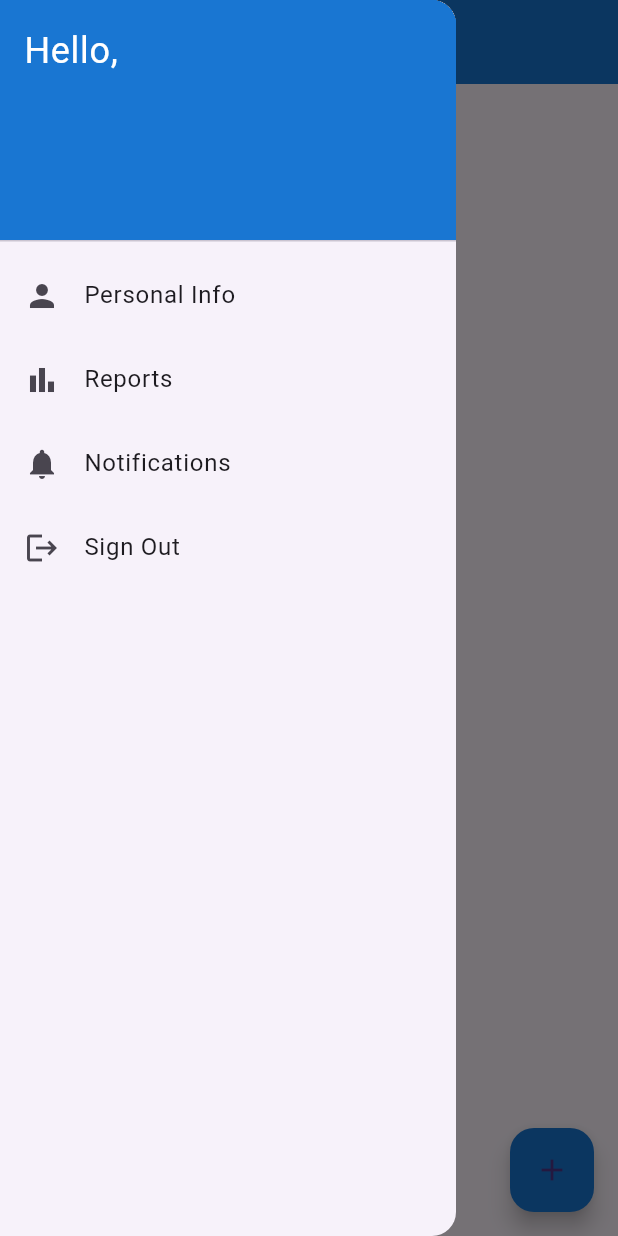
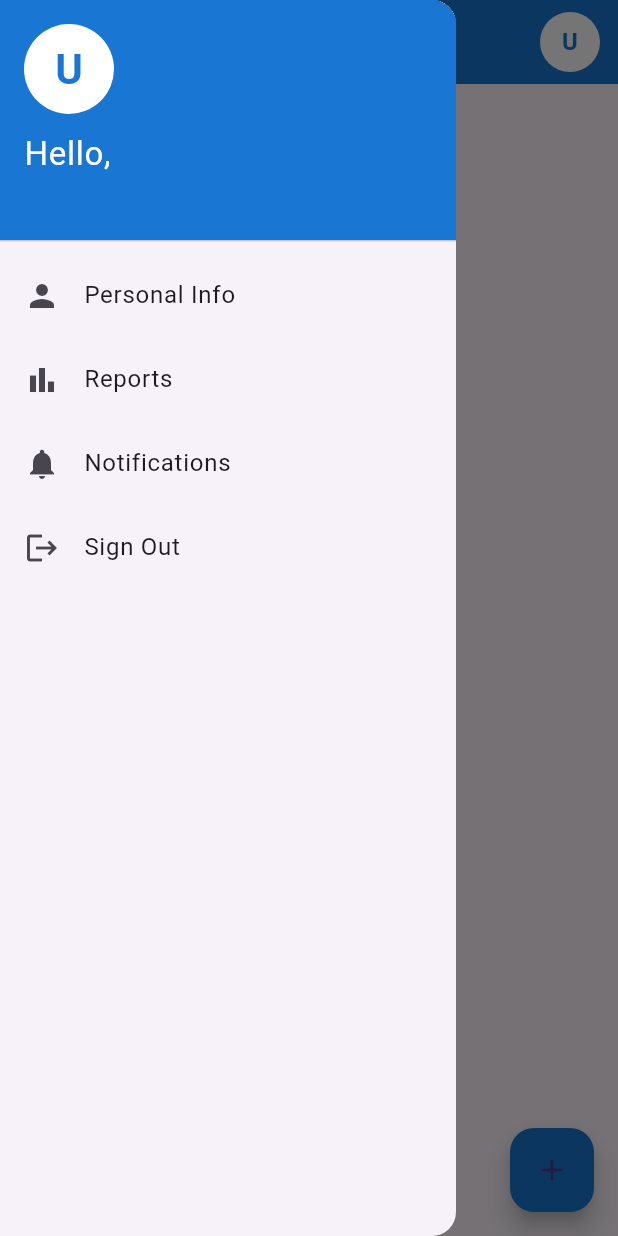
Before and after one commit to jassimhameed3-gif/habit_tracker, a Flutter app: the HabitTrackerScreen screen opened directly with empty values, with the side drawer open, on a phone screen of 412 x 824 dp. Run offline on Flutter 3.47's test engine with Material 3 defaults, Android fonts, the phone set to English and light mode, and no system bars; our stand-ins replace fluttertoast, shared_preferences; missing offline and left inert: dart:html; accounts and stored records are empty.

Commit message:
Update habit_tracker_screen.dart

```diff
--- a/lib/habit_tracker_screen.dart
+++ b/lib/habit_tracker_screen.dart
@@ -22,6 +22,8 @@ class _HabitTrackerScreenState extends State<HabitTrackerScreen> {
   Map<String, String> selectedHabitsMap = {};
   Map<String, String> completedHabitsMap = {};
   String name = '';
+  String username = '';
+  String email = '';
 
   @override
   void initState() {
@@ -33,6 +35,8 @@ class _HabitTrackerScreenState extends State<HabitTrackerScreen> {
     SharedPreferences prefs = await SharedPreferences.getInstance();
     setState(() {
       name = prefs.getString('name') ?? '';
+      username = prefs.getString('username') ?? widget.username;
+      email = prefs.getString('email') ?? '';
       selectedHabitsMap = Map<String, String>.from(
           jsonDecode(prefs.getString('selectedHabitsMap') ?? '{}'));
       completedHabitsMap = Map<String, String>.from(
@@ -90,12 +94,32 @@ class _HabitTrackerScreenState extends State<HabitTrackerScreen> {
     return Color(int.parse(hexColor, radix: 16));
   }
 
+  String get _initial {
+    if (name.isNotEmpty) return name[0].toUpperCase();
+    if (username.isNotEmpty) return username[0].toUpperCase();
+    return 'U';
+  }
+
   @override
   Widget build(BuildContext context) {
     return Scaffold(
       appBar: AppBar(
         title: Text('Welcome, $name'),
         backgroundColor: Colors.blue.shade700,
+        actions: [
+          Padding(
+            padding: const EdgeInsets.only(right: 12.0),
+            child: CircleAvatar(
+              backgroundColor: Colors.white,
+              child: Text(
+                _initial,
+                style: TextStyle(
+                    color: Colors.blue.shade700,
+                    fontWeight: FontWeight.bold),
+              ),
+            ),
+          ),
+        ],
       ),
       drawer: Drawer(
         child: ListView(
@@ -103,9 +127,30 @@ class _HabitTrackerScreenState extends State<HabitTrackerScreen> {
           children: [
             DrawerHeader(
               decoration: BoxDecoration(color: Colors.blue.shade700),
-              child: Text(
-                'Hello, $name',
-                style: const TextStyle(color: Colors.white, fontSize: 24),
+              child: Column(
+                crossAxisAlignment: CrossAxisAlignment.start,
+                children: [
+                  CircleAvatar(
+                    radius: 30,
+                    backgroundColor: Colors.white,
+                    child: Text(
+                      _initial,
+                      style: TextStyle(
+                          color: Colors.blue.shade700,
+                          fontSize: 28,
+                          fontWeight: FontWeight.bold),
+                    ),
+                  ),
+                  const SizedBox(height: 10),
+                  Text(
+                    'Hello, $name',
+                    style: const TextStyle(color: Colors.white, fontSize: 22),
+                  ),
+                  Text(
+                    email.isNotEmpty ? email : username,
+                    style: const TextStyle(color: Colors.white70, fontSize: 14),
+                  ),
+                ],
               ),
             ),
             ListTile(
```
